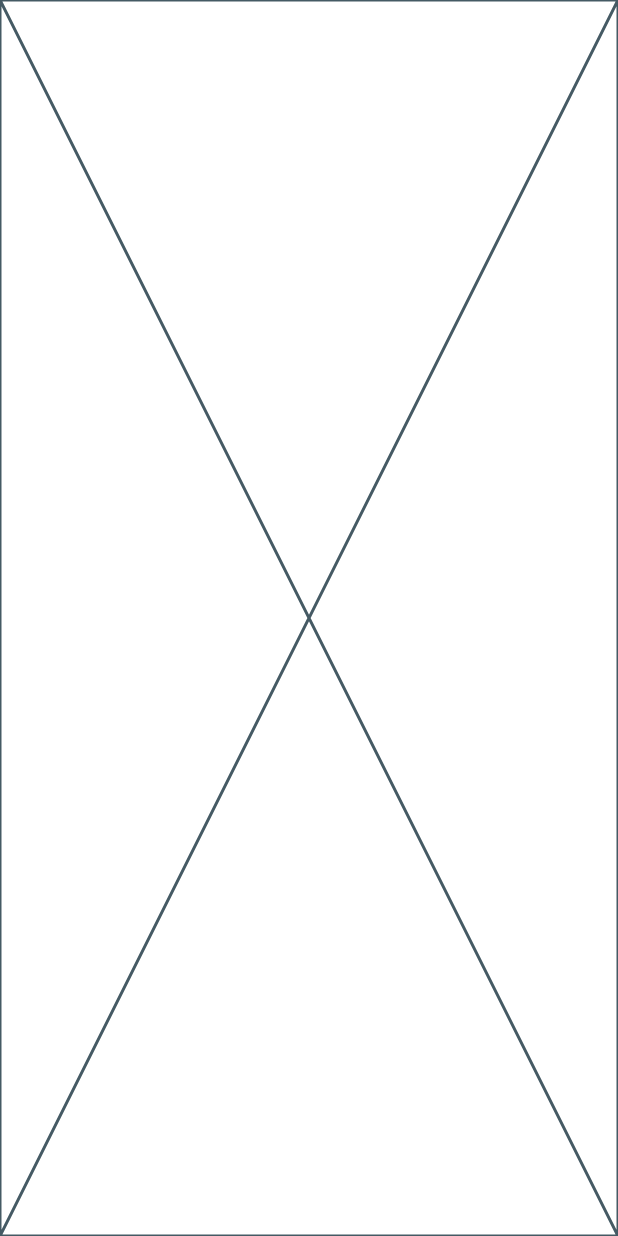
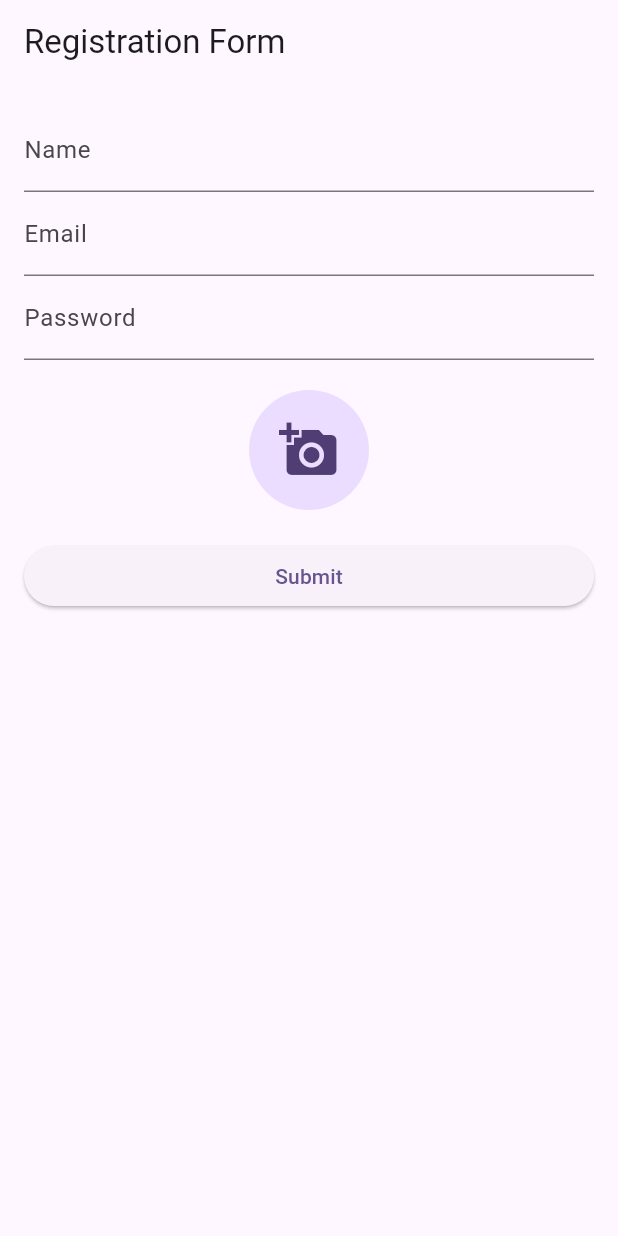
Before and after one commit to rishabdhar12/bloc_ecommerce, a Flutter app: the screen it shows after launch, on a phone screen of 412 x 824 dp. Run offline on Flutter 3.47's test engine with Material 3 defaults, Android fonts, the phone set to English and light mode, and no system bars; our stand-ins replace dio, equatable, flutter_bloc, flutter_dotenv, fpdart, get_it and 1 more; generated files the repository leaves out were written again.

Commit message:
user registration complete

```diff
--- a/lib/features/register/data/datasources/remote/register_datasource.dart
+++ b/lib/features/register/data/datasources/remote/register_datasource.dart
@@ -12,7 +12,7 @@ String baseUrlPath = dotenv.env['BASE_URL']!;
 abstract class RegisterApiService {
   factory RegisterApiService(Dio dio) = _RegisterApiService;
 
-  @POST('auth/login')
+  @POST('/users/')
   @Headers(<String, dynamic>{
     'Content-Type': 'application/json',
   })
--- a/lib/features/register/presentation/views/registration_screen.dart
+++ b/lib/features/register/presentation/views/registration_screen.dart
@@ -1 +1,124 @@
-// TODO: continue from here
+import 'dart:developer';
+
+import 'package:bloc_ecommerce/core/dto/registration_params.dart';
+import 'package:bloc_ecommerce/features/register/presentation/bloc/register_bloc.dart';
+import 'package:bloc_ecommerce/features/register/presentation/bloc/register_event.dart';
+import 'package:bloc_ecommerce/features/register/presentation/bloc/register_state.dart';
+import 'package:flutter/cupertino.dart';
+import 'package:flutter/material.dart';
+import 'package:flutter_bloc/flutter_bloc.dart';
+
+class RegistrationForm extends StatefulWidget {
+  const RegistrationForm({super.key});
+
+  @override
+  State<RegistrationForm> createState() => _RegistrationFormState();
+}
+
+class _RegistrationFormState extends State<RegistrationForm> {
+  final _formKey = GlobalKey<FormState>();
+  final TextEditingController _nameController = TextEditingController();
+  final TextEditingController _emailController = TextEditingController();
+  final TextEditingController _passwordController = TextEditingController();
+  String? _avatarUrl;
+
+  @override
+  Widget build(BuildContext context) {
+    return Scaffold(
+      appBar: AppBar(
+        title: const Text('Registration Form'),
+      ),
+      body: Padding(
+        padding: const EdgeInsets.all(16.0),
+        child: Form(
+          key: _formKey,
+          child: ListView(
+            children: <Widget>[
+              TextFormField(
+                controller: _nameController,
+                decoration: const InputDecoration(labelText: 'Name'),
+                validator: (value) {
+                  if (value!.isEmpty) {
+                    return 'Please enter your name';
+                  }
+                  return null;
+                },
+              ),
+              TextFormField(
+                controller: _emailController,
+                decoration: const InputDecoration(labelText: 'Email'),
+                validator: (value) {
+                  if (value!.isEmpty) {
+                    return 'Please enter your email';
+                  }
+                  if (!RegExp(r'^[^@]+@[^@]+\.[^@]+').hasMatch(value)) {
+                    return 'Please enter a valid email address';
+                  }
+                  return null;
+                },
+              ),
+              TextFormField(
+                controller: _passwordController,
+                decoration: const InputDecoration(labelText: 'Password'),
+                obscureText: true,
+                validator: (value) {
+                  if (value!.isEmpty) {
+                    return 'Please enter your password';
+                  }
+                  return null;
+                },
+              ),
+              const SizedBox(height: 20),
+              GestureDetector(
+                onTap: () async {
+                  setState(() {
+                    _avatarUrl = 'https://via.placeholder.com/150';
+                  });
+                },
+                child: CircleAvatar(
+                  radius: 40,
+                  backgroundImage:
+                      _avatarUrl != null ? NetworkImage(_avatarUrl!) : null,
+                  child: _avatarUrl == null
+                      ? const Icon(Icons.add_a_photo, size: 40)
+                      : null,
+                ),
+              ),
+              const SizedBox(height: 20),
+              BlocBuilder<RemoteRegisterBloc, RemoteRegisterState>(
+                builder: (context, state) {
+                  if (state is RegisterLoadingState) {
+                    return const CupertinoActivityIndicator();
+                  }
+                  if (state is RegisterFinishedState) {
+                    debugPrint("User login");
+                    log(state.registrationEntity!.id.toString());
+                  }
+                  if (state is RegisterErrorState) {
+                    log(state.message);
+                  }
+                  return ElevatedButton(
+                    onPressed: () {
+                      if (_formKey.currentState!.validate()) {
+                        BlocProvider.of<RemoteRegisterBloc>(context).add(
+                          UserRegister(
+                            registrationParams: RegistrationParams(
+                                name: _nameController.text,
+                                email: _emailController.text,
+                                avatar: _avatarUrl!,
+                                password: _passwordController.text),
+                          ),
+                        );
+                      }
+                    },
+                    child: const Text('Submit'),
+                  );
+                },
+              ),
+            ],
+          ),
+        ),
+      ),
+    );
+  }
+}
--- a/lib/main.dart
+++ b/lib/main.dart
@@ -1,6 +1,12 @@
+import 'package:bloc_ecommerce/core/dependency_injection/dependency_injection.dart';
+import 'package:bloc_ecommerce/features/register/presentation/bloc/register_bloc.dart';
+import 'package:bloc_ecommerce/features/register/presentation/views/registration_screen.dart';
 import 'package:flutter/material.dart';
+import 'package:flutter_bloc/flutter_bloc.dart';
 
-void main() {
+Future<void> main() async {
+  WidgetsFlutterBinding.ensureInitialized();
+  await initializeDependencies();
   runApp(const MyApp());
 }
 
@@ -9,13 +15,20 @@ class MyApp extends StatelessWidget {
 
   @override
   Widget build(BuildContext context) {
-    return MaterialApp(
-      title: 'Flutter Demo',
-      theme: ThemeData(
-        colorScheme: ColorScheme.fromSeed(seedColor: Colors.deepPurple),
-        useMaterial3: true,
+    return MultiBlocProvider(
+      providers: [
+        BlocProvider(
+          create: (context) => sl<RemoteRegisterBloc>(),
+        ),
+      ],
+      child: MaterialApp(
+        title: 'Flutter Demo',
+        theme: ThemeData(
+          colorScheme: ColorScheme.fromSeed(seedColor: Colors.deepPurple),
+          useMaterial3: true,
+        ),
+        home: const RegistrationForm(),
       ),
-      home: const Placeholder(),
     );
   }
 }
```
Also changed, not shown: lib/core/dependency_injection/dependency_injection.dart (added, +25 -0 lines), lib/features/register/data/datasources/remote/register_datasource.g.dart.
